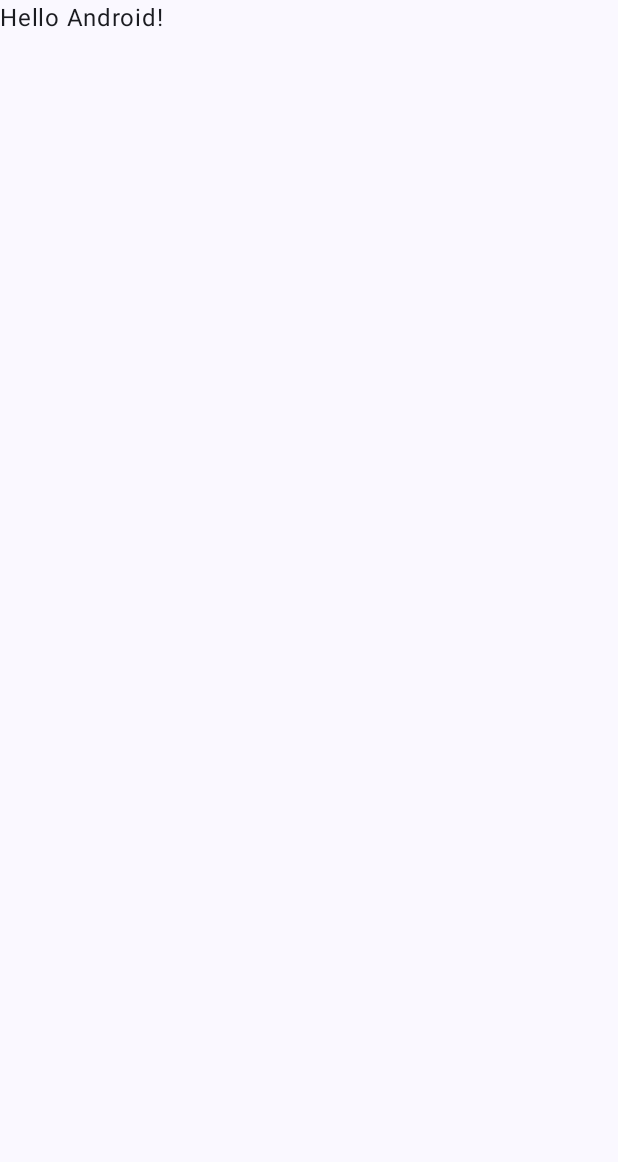
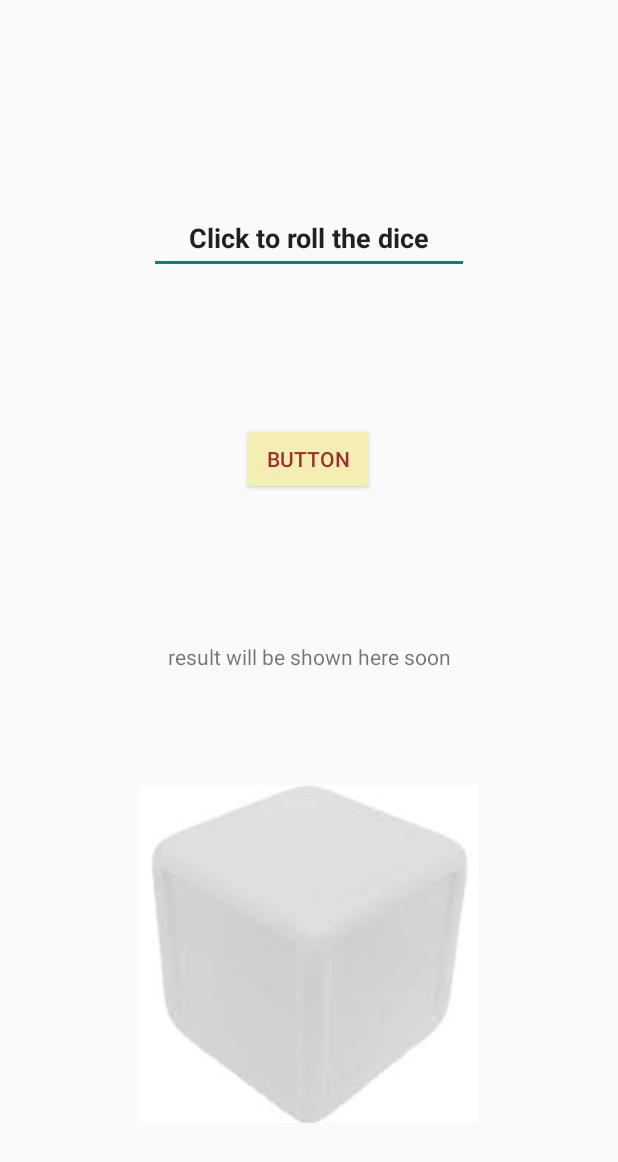
Before and after one commit to smartinternz02/SI-GuidedProject-580171-1695105582, an Android app built with Jetpack Compose: the screen it shows after launch (MainActivity), on a phone screen of 412 x 824 dp. Before the commit the part shown is almost empty. Shown: the top 1162 px of the screen. Run offline under Robolectric (Android 15) with nearby library versions, the phone set to English and light mode, and no system bars.

Commit message:
changes made

```diff
--- a/Assignment2/app/build.gradle.kts
+++ b/Assignment2/app/build.gradle.kts
@@ -59,6 +59,7 @@ dependencies {
     implementation("androidx.compose.ui:ui-graphics")
     implementation("androidx.compose.ui:ui-tooling-preview")
     implementation("androidx.compose.material3:material3")
+    implementation("androidx.constraintlayout:constraintlayout:2.1.4")
     testImplementation("junit:junit:4.13.2")
     androidTestImplementation("androidx.test.ext:junit:1.1.5")
     androidTestImplementation("androidx.test.espresso:espresso-core:3.5.1")
--- a/Assignment2/app/src/main/java/com/example/activity1/MainActivity.kt
+++ b/Assignment2/app/src/main/java/com/example/activity1/MainActivity.kt
@@ -1,46 +1,40 @@
 package com.example.activity1
+import android.os.Bundle
+import android.widget.Button
+import android.widget.ImageView
 
-import android.os.Bundle
+import android.widget.TextView
+import android.widget.Toast
 import androidx.activity.ComponentActivity
-import androidx.activity.compose.setContent
-import androidx.compose.foundation.layout.fillMaxSize
-import androidx.compose.material3.MaterialTheme
-import androidx.compose.material3.Surface
-import androidx.compose.material3.Text
-import androidx.compose.runtime.Composable
-import androidx.compose.ui.Modifier
-import androidx.compose.ui.tooling.preview.Preview
-import com.example.activity1.ui.theme.Activity1Theme
 
-class MainActivity : ComponentActivity() {
+
+class MainActivity : ComponentActivity(){
+    private lateinit var editText1: TextView
+    private lateinit var button1: Button
+    private lateinit var imageView3 : ImageView
+
     override fun onCreate(savedInstanceState: Bundle?) {
         super.onCreate(savedInstanceState)
-        setContent {
-            Activity1Theme {
-                // A surface container using the 'background' color from the theme
-                Surface(
-                    modifier = Modifier.fillMaxSize(),
-                    color = MaterialTheme.colorScheme.background
-                ) {
-                    Greeting("Android")
-                }
-            }
+        setContentView(R.layout.activity_main)
+        editText1 =findViewById(R.id.editText1)
+        button1=findViewById(R.id.button1)
+        imageView3  =findViewById(R.id.imageView3)
+        button1.setOnClickListener{
+            val toast1 =Toast.makeText(this,"Dice rolled",Toast.LENGTH_LONG)
+            toast1.show()
+            rolldice()
         }
     }
-}
-
-@Composable
-fun Greeting(name: String, modifier: Modifier = Modifier) {
-    Text(
-        text = "Hello $name!",
-        modifier = modifier
-    )
-}
-
-@Preview(showBackground = true)
-@Composable
-fun GreetingPreview() {
-    Activity1Theme {
-        Greeting("Android")
+    private fun rolldice(){
+        val random= java.util.Random()
+        val randomNumber=random.nextInt(6)+1
+        val resultText= "you rolled a $randomNumber"
+        editText1.text=resultText
+        if (randomNumber==1){ imageView3.setImageResource(R.drawable.dice1)}
+        else if(randomNumber==2){imageView3.setImageResource(R.drawable.dice2)}
+        else if(randomNumber==3){imageView3.setImageResource(R.drawable.dice3)}
+        else if(randomNumber==4){imageView3.setImageResource(R.drawable.dice4)}
+        else if(randomNumber==5){imageView3.setImageResource(R.drawable.dice5)}
+        else{imageView3.setImageResource(R.drawable.dice6)}
     }
 }
--- /dev/null
+++ b/Assignment2/app/src/main/res/layout/activity_main.xml
@@ -0,0 +1,70 @@
+<?xml version="1.0" encoding="utf-8"?>
+<LinearLayout xmlns:android="http://schemas.android.com/apk/res/android"
+    xmlns:app="http://schemas.android.com/apk/res-auto"
+    xmlns:tools="http://schemas.android.com/tools"
+    android:orientation="vertical"
+    android:layout_width="match_parent"
+    android:layout_height="match_parent">
+
+    <androidx.constraintlayout.widget.ConstraintLayout
+        android:id="@+id/editText2"
+        android:layout_width="match_parent"
+        android:layout_height="match_parent">
+
+        <EditText
+            android:id="@+id/editText2"
+            android:layout_width="wrap_content"
+            android:layout_height="wrap_content"
+            android:ems="10"
+            android:inputType="text"
+            android:minHeight="48dp"
+            android:text="Click to roll the dice"
+            android:textAlignment="center"
+            android:textStyle="normal|bold"
+            app:layout_constraintBottom_toTopOf="@+id/button1"
+            app:layout_constraintEnd_toEndOf="parent"
+            app:layout_constraintStart_toStartOf="parent"
+            app:layout_constraintTop_toTopOf="parent"
+            app:layout_constraintVertical_bias="0.575"
+            tools:ignore="DuplicateIds" />
+
+        <Button
+            android:id="@+id/button1"
+            android:layout_width="wrap_content"
+            android:layout_height="wrap_content"
+            android:backgroundTint="#F4EEB3"
+            android:text="Button"
+            android:textColor="#9E2F2F"
+            android:textColorHighlight="#B12A2A"
+            app:layout_constraintBottom_toBottomOf="parent"
+            app:layout_constraintEnd_toEndOf="parent"
+            app:layout_constraintHorizontal_bias="0.498"
+            app:layout_constraintStart_toStartOf="parent"
+            app:layout_constraintTop_toTopOf="parent"
+            app:layout_constraintVertical_bias="0.363" />
+
+        <TextView
+            android:id="@+id/editText1"
+            android:layout_width="wrap_content"
+            android:layout_height="wrap_content"
+            android:text="result will be shown here soon"
+            app:layout_constraintBottom_toBottomOf="parent"
+            app:layout_constraintEnd_toEndOf="parent"
+            app:layout_constraintHorizontal_bias="0.501"
+            app:layout_constraintStart_toStartOf="parent"
+            app:layout_constraintTop_toBottomOf="@+id/button1"
+            app:layout_constraintVertical_bias="0.206" />
+
+        <ImageView
+            android:id="@+id/imageView3"
+            android:layout_width="wrap_content"
+            android:layout_height="wrap_content"
+            android:src="@drawable/download1"
+            app:layout_constraintBottom_toBottomOf="parent"
+            app:layout_constraintEnd_toEndOf="parent"
+            app:layout_constraintHorizontal_bias="0.5"
+            app:layout_constraintStart_toStartOf="parent"
+            app:layout_constraintTop_toBottomOf="@+id/editText1" />
+
+    </androidx.constraintlayout.widget.ConstraintLayout>
+</LinearLayout>
--- a/Assignment2/app/src/main/res/values/strings.xml
+++ b/Assignment2/app/src/main/res/values/strings.xml
@@ -1,3 +1,3 @@
 <resources>
-    <string name="app_name">Activity1</string>
+    <string name="app_name">activity1</string>
 </resources>
--- a/Assignment2/settings.gradle.kts
+++ b/Assignment2/settings.gradle.kts
@@ -13,5 +13,5 @@ dependencyResolutionManagement {
     }
 }
 
-rootProject.name = "Activity1"
+rootProject.name = "activity1"
 include(":app")
```
Also changed, not shown: Assignment2/app/src/main/res/drawable/dice1.png (added), Assignment2/app/src/main/res/drawable/dice2.png (added), Assignment2/app/src/main/res/drawable/dice3.png (added), Assignment2/app/src/main/res/drawable/dice4.png (added), Assignment2/app/src/main/res/drawable/dice5.png (added), Assignment2/app/src/main/res/drawable/dice6.png (added), Assignment2/app/src/main/res/drawable/download1.jpeg (added), Assignment2/gradle/wrapper/gradle-wrapper.properties.
